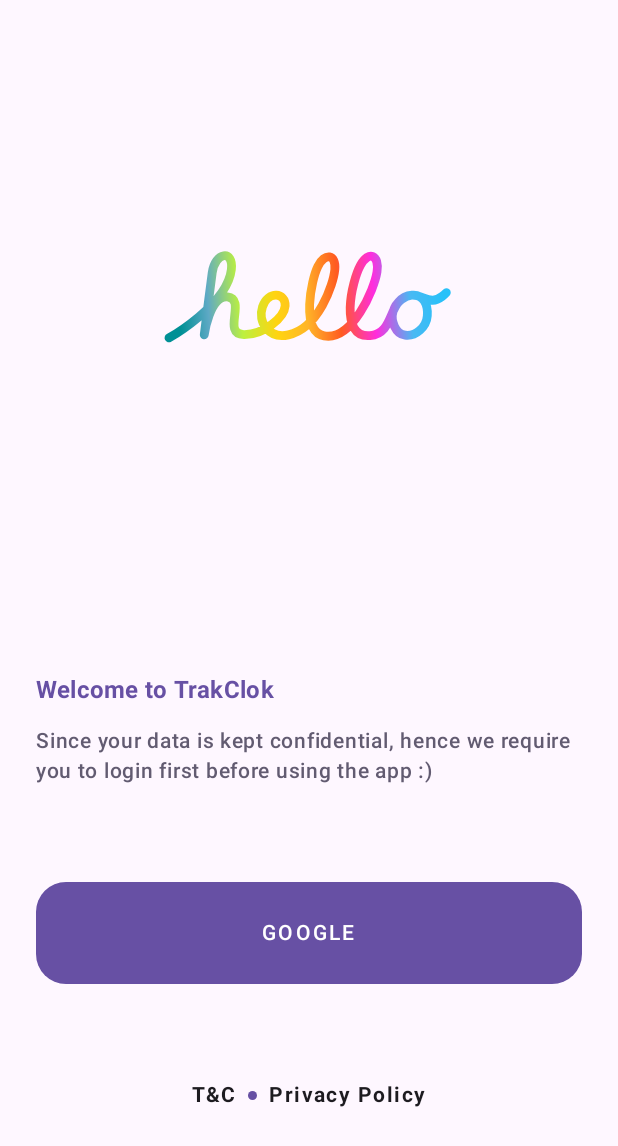
After one commit to DawnImpulse/trak-clok-android, an Android app built with Jetpack Compose: the @Preview function ViewAuth, on a phone screen of 412 x 824 dp. The commit adds this screen. Shown: the top 1146 px of the screen. Run offline under Robolectric (Android 15) with nearby library versions, the phone set to English and light mode, and no system bars.

Commit message:
feat(view): viewAuth - basic layout

```diff
--- a/app/src/main/kotlin/com/trakclok/android/Main.kt
+++ b/app/src/main/kotlin/com/trakclok/android/Main.kt
@@ -6,6 +6,7 @@ import androidx.compose.runtime.Composable
 import androidx.navigation.NavHostController
 import androidx.navigation.compose.NavHost
 import androidx.navigation.compose.composable
+import com.trakclok.android.ui.view.ViewAuth
 import com.trakclok.android.ui.view.ViewHome
 import com.trakclok.android.utils.Cfg
 import com.trakclok.android.utils.Route
@@ -15,10 +16,12 @@ import com.trakclok.android.utils.Route
 @Composable
 fun Main(navController: NavHostController) {
     Cfg.navigation = navController
-    NavHost(navController = navController, startDestination = Route.Home.label) {
+    NavHost(navController = navController, startDestination = Route.Auth.label) {
         // --- home screen
         composable(Route.Home.label) { ViewHome() }
 
+        // --- auth screen
+        composable(Route.Auth.label) { ViewAuth() }
 
     }
 }
--- a/app/src/main/kotlin/com/trakclok/android/ui/container/CtButton.kt
+++ b/app/src/main/kotlin/com/trakclok/android/ui/container/CtButton.kt
@@ -6,6 +6,9 @@ import androidx.compose.runtime.Composable
 import androidx.compose.ui.Modifier
 import androidx.compose.ui.graphics.Color
 import androidx.compose.ui.text.TextStyle
+import androidx.compose.ui.unit.Dp
+import androidx.compose.ui.unit.DpSize
+import androidx.compose.ui.unit.TextUnit
 import androidx.compose.ui.unit.dp
 
 @Composable
@@ -15,8 +18,9 @@ fun CtButton(
     color: Color,
     modifier: Modifier = Modifier,
     labelStyle: TextStyle = MaterialTheme.typography.labelMedium,
+    labelSpacing: TextUnit = TextUnit.Unspecified,
     shape: RoundedCornerShape = RoundedCornerShape(8.dp),
-    enabled: Boolean = true
+    enabled: Boolean = true,
 ) {
     // background
     Button(
@@ -32,7 +36,8 @@ fun CtButton(
         Text(
             text = label,
             style = labelStyle,
-            color = MaterialTheme.colorScheme.contentColorFor(color)
+            color = MaterialTheme.colorScheme.contentColorFor(color),
+            letterSpacing = labelSpacing
         )
     }
 }
--- /dev/null
+++ b/app/src/main/kotlin/com/trakclok/android/ui/view/ViewAuth.kt
@@ -0,0 +1,128 @@
+package com.trakclok.android.ui.view
+
+import androidx.compose.foundation.Canvas
+import androidx.compose.foundation.background
+import androidx.compose.foundation.layout.*
+import androidx.compose.foundation.shape.CircleShape
+import androidx.compose.foundation.shape.RoundedCornerShape
+import androidx.compose.material3.MaterialTheme
+import androidx.compose.material3.Surface
+import androidx.compose.material3.Text
+import androidx.compose.runtime.Composable
+import androidx.compose.runtime.getValue
+import androidx.compose.runtime.rememberCoroutineScope
+import androidx.compose.ui.Alignment
+import androidx.compose.ui.Modifier
+import androidx.compose.ui.draw.clip
+import androidx.compose.ui.layout.ContentScale
+import androidx.compose.ui.text.font.FontWeight
+import androidx.compose.ui.tooling.preview.Preview
+import androidx.compose.ui.unit.dp
+import androidx.compose.ui.unit.sp
+import com.airbnb.lottie.compose.LottieAnimation
+import com.airbnb.lottie.compose.LottieCompositionSpec
+import com.airbnb.lottie.compose.LottieConstants
+import com.airbnb.lottie.compose.rememberLottieComposition
+import com.trakclok.android.R
+import com.trakclok.android.ui.container.CtButton
+import com.trakclok.android.ui.item.ItemLottieRefresh
+import com.trakclok.android.ui.item.ItemRaw
+
+@Preview(widthDp = 400, showBackground = true, showSystemUi = true)
+@Composable
+fun ViewAuth() {
+    val scope = rememberCoroutineScope()
+
+    Box(Modifier.background(MaterialTheme.colorScheme.background)) {
+        Column(
+            Modifier
+                .padding(vertical = 48.dp, horizontal = 24.dp)
+        ) {
+
+            // --- lottie
+            Box(
+                Modifier
+                    .fillMaxWidth()
+                    .height(300.dp)
+            ) {
+                val composition by rememberLottieComposition(
+                    LottieCompositionSpec.RawRes(R.raw.hello)
+                )
+                LottieAnimation(
+                    composition,
+                    iterations = LottieConstants.IterateForever,
+                    alignment = Alignment.Center,
+                    contentScale = ContentScale.Fit
+                )
+            }
+
+            Spacer(Modifier.weight(1f))
+
+            // --- welcome
+            Text(
+                text = "Welcome to TrakClok",
+                style = MaterialTheme.typography.titleMedium,
+                color = MaterialTheme.colorScheme.primary,
+                fontWeight = FontWeight.Bold
+            )
+
+            // --- login info
+            Text(
+                text = "Since your data is kept confidential, hence we require you to login first before using the app :)",
+                style = MaterialTheme.typography.titleSmall,
+                color = MaterialTheme.colorScheme.secondary,
+                modifier = Modifier.padding(top = 12.dp),
+                letterSpacing = 0.5.sp
+            )
+
+            // --- google button
+            Box(Modifier.padding(top = 64.dp)) {
+                CtButton(
+                    onClick = { /*TODO*/ },
+                    label = "GOOGLE",
+                    color = MaterialTheme.colorScheme.primary,
+                    modifier = Modifier
+                        .fillMaxWidth()
+                        .height(68.dp),
+                    shape = RoundedCornerShape(20.dp),
+                    labelStyle = MaterialTheme.typography.titleSmall,
+                    labelSpacing = 1.5.sp
+                )
+            }
+
+            // --- tnc / privacy
+            Box(
+                Modifier
+                    .padding(top = 64.dp, bottom = 36.dp)
+                    .fillMaxWidth()
+            ) {
+                Row(Modifier.align(Alignment.Center), verticalAlignment = Alignment.CenterVertically) {
+                    Text(
+                        text = "T&C",
+                        style = MaterialTheme.typography.labelLarge,
+                        fontWeight = FontWeight.Bold,
+                        color = MaterialTheme.colorScheme.onBackground,
+                        modifier = Modifier.padding(end = 8.dp),
+                        letterSpacing = 0.5.sp
+                    )
+
+                    Box(
+                        modifier = Modifier
+                            .size(6.dp)
+                            .clip(CircleShape)
+                            .background(MaterialTheme.colorScheme.primary)
+                    )
+
+                    Text(
+                        text = "Privacy Policy",
+                        style = MaterialTheme.typography.labelLarge,
+                        fontWeight = FontWeight.Bold,
+                        color = MaterialTheme.colorScheme.onBackground,
+                        modifier = Modifier.padding(start = 8.dp),
+                        letterSpacing = 1.sp
+                    )
+                }
+            }
+        }
+    }
+}
--- a/app/src/main/kotlin/com/trakclok/android/utils/Route.kt
+++ b/app/src/main/kotlin/com/trakclok/android/utils/Route.kt
@@ -3,4 +3,5 @@ package com.trakclok.android.utils
 // various app screens
 enum class Route(val label: String) {
     Home("home"),
+    Auth("auth")
 }
--- /dev/null
+++ b/app/src/main/kotlin/com/trakclok/android/viewmodel/ViewModelAuth.kt
@@ -0,0 +1,6 @@
+package com.trakclok.android.viewmodel
+
+import androidx.lifecycle.ViewModel
+
+class ViewModelAuth : ViewModel() {
+}
```
Also changed, not shown: app/src/main/res/raw/hello.json (added, +1 -0 lines).
